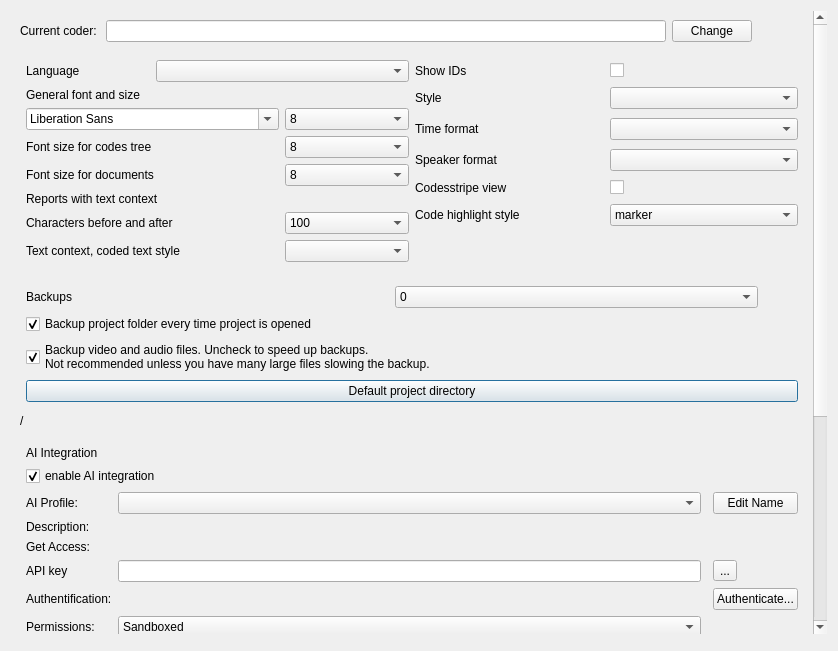
Qt form src/GUI_UIs/ui_dialog_settings.ui (ccbogel/QualCoder) before a commit.
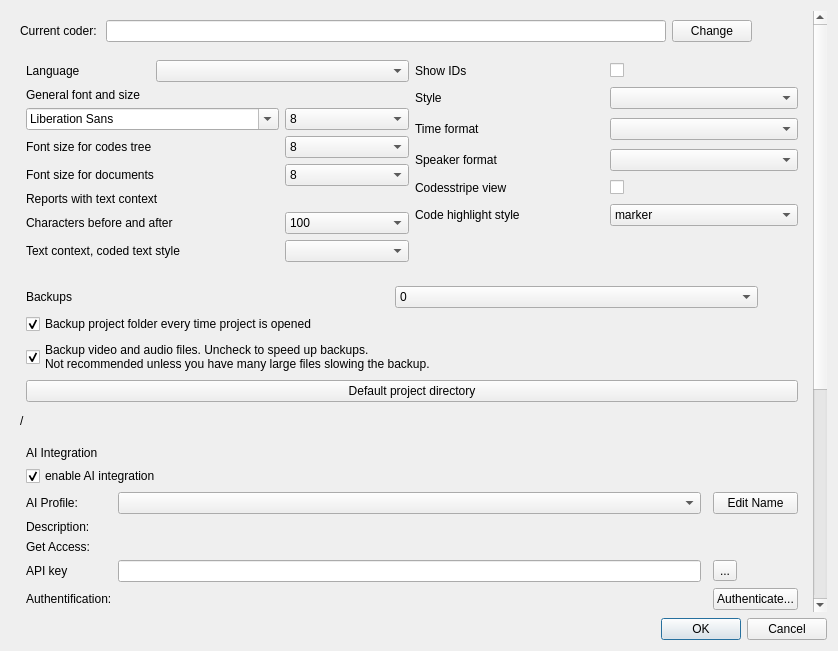
The same form after that commit.

Patch:
```diff
--- a/src/GUI_UIs/ui_dialog_settings.ui
+++ b/src/GUI_UIs/ui_dialog_settings.ui
@@ -1216,8 +1216,17 @@
    </item>
    <item>
     <widget class="QDialogButtonBox" name="buttonBox">
+     <property name="sizePolicy">
+      <sizepolicy hsizetype="Expanding" vsizetype="Fixed">
+       <horstretch>0</horstretch>
+       <verstretch>0</verstretch>
+      </sizepolicy>
+     </property>
+     <property name="orientation">
+      <enum>Qt::Horizontal</enum>
+     </property>
      <property name="standardButtons">
-      <set>QDialogButtonBox::NoButton</set>
+      <set>QDialogButtonBox::Cancel|QDialogButtonBox::Ok</set>
      </property>
     </widget>
    </item>
```
